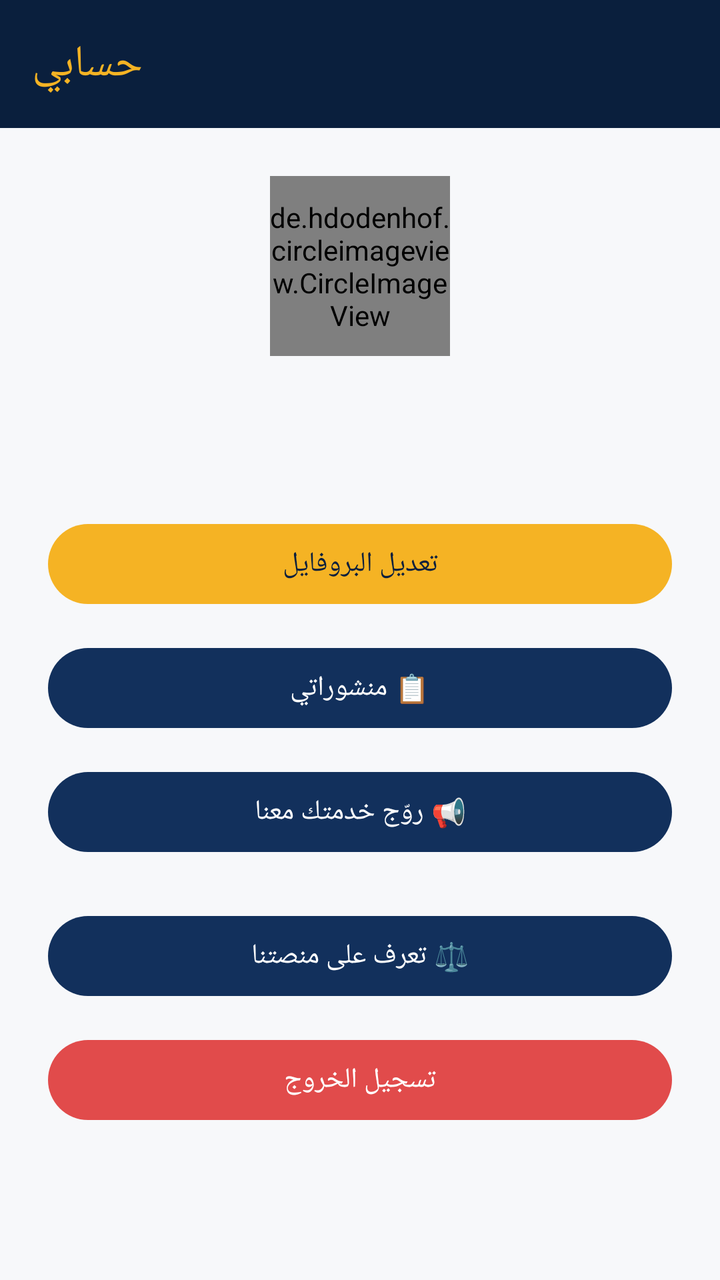
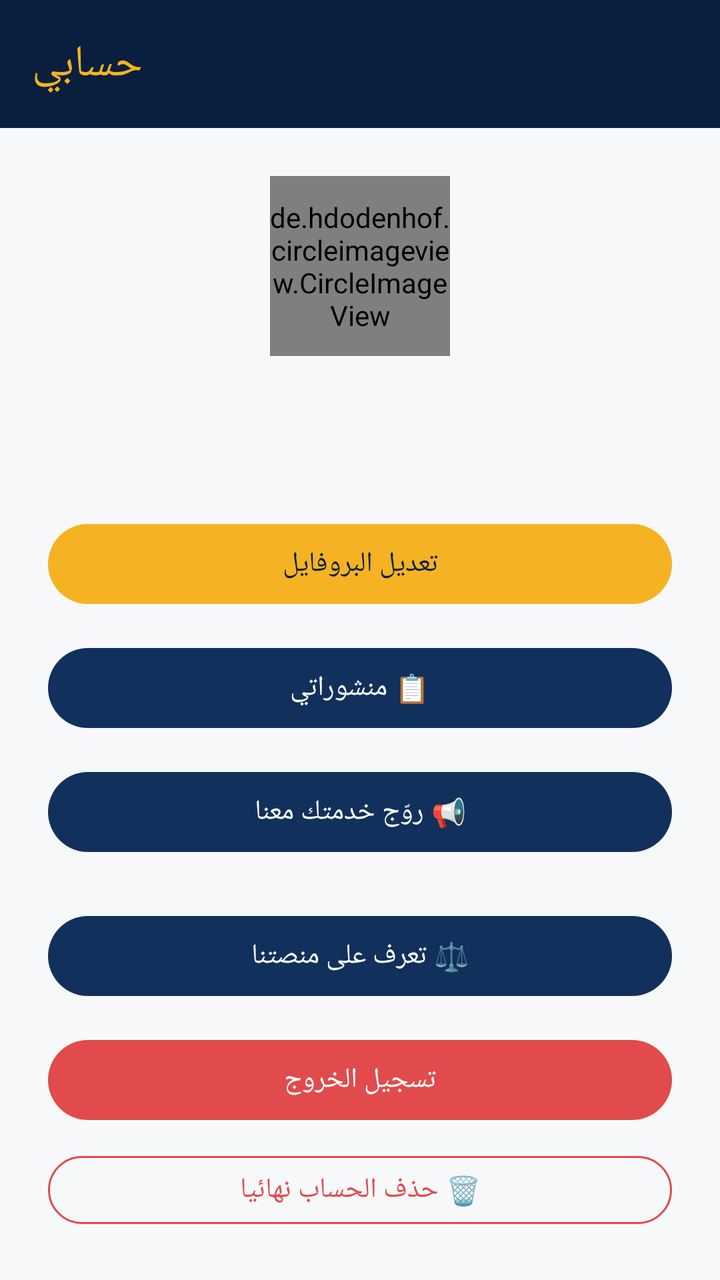

An Android layout rendered at two revisions. The XML below is the earlier revision; the diff shows what the commit changed to produce the second picture.
<!-- AndroidManifest.xml: application theme Theme.EtudiantsDroitMaroc -->
<!-- res/layout/fragment_profile.xml -->
<?xml version="1.0" encoding="utf-8"?>
<LinearLayout xmlns:android="http://schemas.android.com/apk/res/android"
    xmlns:app="http://schemas.android.com/apk/res-auto"
    android:layout_width="match_parent"
    android:layout_height="match_parent"
    android:orientation="vertical"
    android:background="@color/off_white">

    <androidx.appcompat.widget.Toolbar
        android:id="@+id/toolbar"
        android:layout_width="match_parent"
        android:layout_height="?attr/actionBarSize"
        android:background="@color/navy_dark"
        app:title="@string/nav_profile"
        app:titleTextColor="@color/gold" />

    <FrameLayout
        android:id="@+id/bannerAdContainer"
        android:layout_width="match_parent"
        android:layout_height="wrap_content" />

    <LinearLayout
        android:layout_width="match_parent"
        android:layout_height="wrap_content"
        android:orientation="vertical"
        android:gravity="center"
        android:padding="24dp">

        <de.hdodenhof.circleimageview.CircleImageView
            android:id="@+id/ivProfilePhoto"
            android:layout_width="90dp"
            android:layout_height="90dp"
            android:src="@drawable/ic_profile"
            app:civ_border_width="2dp"
            app:civ_border_color="@color/gold" />

        <TextView
            android:id="@+id/tvName"
            android:layout_width="wrap_content"
            android:layout_height="wrap_content"
            android:layout_marginTop="12dp"
            android:textSize="18sp"
            android:textStyle="bold"
            android:textColor="@color/text_primary" />

                

        <TextView
            android:id="@+id/tvUniversityLevel"
            android:layout_width="wrap_content"
            android:layout_height="wrap_content"
            android:layout_marginTop="6dp"
            android:textSize="13sp"
            android:textColor="@color/gold" />

        <com.google.android.material.button.MaterialButton
            android:id="@+id/btnEditProfile"
            android:layout_width="match_parent"
            android:layout_height="wrap_content"
            android:layout_marginTop="20dp"
            android:text="تعديل البروفايل"
            android:textAllCaps="false"
            app:backgroundTint="@color/gold"
            android:textColor="@color/navy_dark" />

        <com.google.android.material.button.MaterialButton
            android:id="@+id/btnMyPosts"
            android:layout_width="match_parent"
            android:layout_height="wrap_content"
            android:layout_marginTop="14dp"
            android:text="📋 منشوراتي"
            android:textAllCaps="false"
            app:backgroundTint="@color/navy" />

        <com.google.android.material.button.MaterialButton
            android:id="@+id/btnPromoteService"
            android:layout_width="match_parent"
            android:layout_height="wrap_content"
            android:layout_marginTop="14dp"
            android:text="📢 روّج خدمتك معنا"
            android:textAllCaps="false"
            app:backgroundTint="@color/navy" />

        <com.google.android.material.button.MaterialButton
            android:id="@+id/btnPages"
            android:layout_width="match_parent"
            android:layout_height="wrap_content"
            android:layout_marginTop="24dp"
            android:text="⚖️ تعرف على منصتنا"
            android:textAllCaps="false"
            app:backgroundTint="@color/navy" />

        <com.google.android.material.button.MaterialButton
            android:id="@+id/btnLogout"
            android:layout_width="match_parent"
            android:layout_height="wrap_content"
            android:layout_marginTop="14dp"
            android:text="@string/profile_logout"
            android:textAllCaps="false"
            app:backgroundTint="@color/red_accent" />

    </LinearLayout>

    <FrameLayout
        android:id="@+id/bannerAdContainerBottom"
        android:layout_width="match_parent"
        android:layout_height="0dp"
        android:layout_weight="1"
        android:gravity="bottom" />

</LinearLayout>
<!-- resources referenced by this layout -->
<resources>
  <color name="gold">#F5B324</color>
  <color name="navy">#12305C</color>
  <color name="navy_dark">#0A1F3D</color>
  <color name="off_white">#F7F8FA</color>
  <color name="red_accent">#E14B4B</color>
  <color name="text_primary">#1A1A1A</color>
  <!-- drawable ic_profile (drawable) -->
  <vector xmlns:android="http://schemas.android.com/apk/res/android"
      android:width="24dp" android:height="24dp" android:viewportWidth="24" android:viewportHeight="24" android:tint="?attr/colorControlNormal">
      <path android:fillColor="#FF000000" android:pathData="M12,12c2.21,0 4,-1.79 4,-4s-1.79,-4 -4,-4 -4,1.79 -4,4 1.79,4 4,4zM12,14c-2.67,0 -8,1.34 -8,4v2h16v-2c0,-2.66 -5.33,-4 -8,-4z"/>
  </vector>
  <string name="nav_profile">حسابي</string>
  <string name="profile_logout">تسجيل الخروج</string>
  <style name="Theme.EtudiantsDroitMaroc" parent="Theme.Material3.Light.NoActionBar">
          <item name="colorPrimary">@color/navy</item>
          <item name="colorPrimaryVariant">@color/navy_dark</item>
          <item name="colorSecondary">@color/gold</item>
          <item name="colorSecondaryVariant">@color/gold_light</item>
          <item name="android:statusBarColor">@color/navy_dark</item>
          <item name="android:windowBackground">@color/off_white</item>
          <item name="android:windowLightStatusBar" tools:targetApi="23">false</item>
      </style>
  <color name="gold_light">#FFD873</color>
</resources>

<!-- the commit's change to res/layout/fragment_profile.xml (unified diff, before → after) -->
@@ -99,6 +99,18 @@
             android:textAllCaps="false"
             app:backgroundTint="@color/red_accent" />
 
+        <com.google.android.material.button.MaterialButton
+            android:id="@+id/btnDeleteAccount"
+            android:layout_width="match_parent"
+            android:layout_height="wrap_content"
+            android:layout_marginTop="10dp"
+            android:text="🗑️ حذف الحساب نهائيا"
+            android:textAllCaps="false"
+            app:backgroundTint="@android:color/transparent"
+            android:textColor="@color/red_accent"
+            app:strokeColor="@color/red_accent"
+            app:strokeWidth="1dp" />
+
     </LinearLayout>
 
     <FrameLayout
